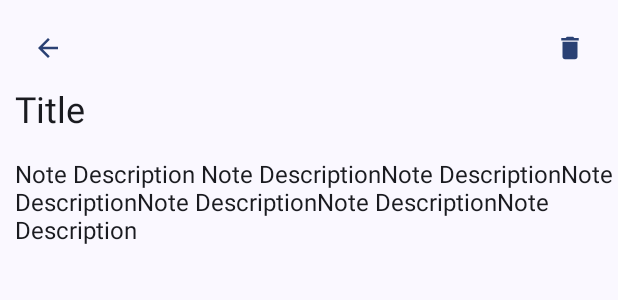
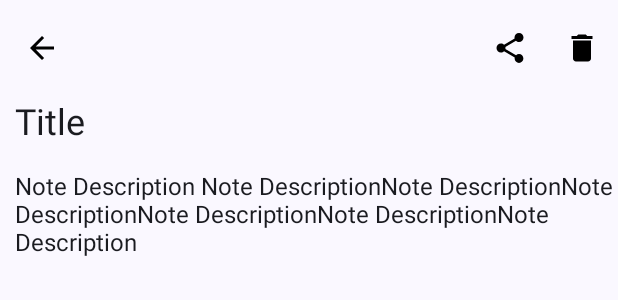
Before and after one commit to ayushs-2k4/Notes-App, an Android app: the layout activity_expanded_note.xml on its own in the app's theme, with its tools: preview values and no code run, on a phone screen of 412 x 824 dp. Shown: the top 300 px of the screen. Run offline under Robolectric (Android 15) with nearby library versions, the phone set to English and light mode, and no system bars.

Commit message:
Added TopBar in Expanded Note View, and Added Share functionality.

```diff
--- /dev/null
+++ b/app/src/main/res/drawable/baseline_share_24.xml
@@ -0,0 +1,5 @@
+<vector android:height="24dp" android:tint="#000000"
+    android:viewportHeight="24" android:viewportWidth="24"
+    android:width="24dp" xmlns:android="http://schemas.android.com/apk/res/android">
+    <path android:fillColor="@android:color/white" android:pathData="M18,16.08c-0.76,0 -1.44,0.3 -1.96,0.77L8.91,12.7c0.05,-0.23 0.09,-0.46 0.09,-0.7s-0.04,-0.47 -0.09,-0.7l7.05,-4.11c0.54,0.5 1.25,0.81 2.04,0.81 1.66,0 3,-1.34 3,-3s-1.34,-3 -3,-3 -3,1.34 -3,3c0,0.24 0.04,0.47 0.09,0.7L8.04,9.81C7.5,9.31 6.79,9 6,9c-1.66,0 -3,1.34 -3,3s1.34,3 3,3c0.79,0 1.5,-0.31 2.04,-0.81l7.12,4.16c-0.05,0.21 -0.08,0.43 -0.08,0.65 0,1.61 1.31,2.92 2.92,2.92 1.61,0 2.92,-1.31 2.92,-2.92s-1.31,-2.92 -2.92,-2.92z"/>
+</vector>
--- a/app/src/main/res/layout/activity_expanded_note.xml
+++ b/app/src/main/res/layout/activity_expanded_note.xml
@@ -6,40 +6,39 @@
     android:layout_height="match_parent"
     tools:context=".MainActivity">
 
-    <com.google.android.material.button.MaterialButton
-        android:id="@+id/backButton"
-        android:layout_width="wrap_content"
+    <com.google.android.material.appbar.AppBarLayout
+        android:id="@+id/topBar"
+        android:layout_width="match_parent"
         android:layout_height="wrap_content"
-        android:layout_marginStart="8dp"
-        android:layout_marginTop="8dp"
-        app:icon="@drawable/baseline_arrow_back_24"
-        style="?attr/materialIconButtonStyle"
+        app:layout_constraintEnd_toEndOf="parent"
+        app:layout_constraintHorizontal_bias="0.5"
         app:layout_constraintStart_toStartOf="parent"
-        app:layout_constraintTop_toTopOf="parent" />
+        app:layout_constraintTop_toTopOf="parent">
 
-    <com.google.android.material.button.MaterialButton
-        android:id="@+id/deleteButton"
-        style="?attr/materialIconButtonStyle"
-        android:layout_width="wrap_content"
-        android:layout_height="wrap_content"
-        android:layout_marginEnd="8dp"
-        android:layout_marginTop="8dp"
-        app:icon="@drawable/baseline_delete_24"
-        app:layout_constraintEnd_toEndOf="parent"
-        app:layout_constraintTop_toTopOf="parent" />
+        <com.google.android.material.appbar.MaterialToolbar
+            android:id="@+id/toolBar"
+            android:layout_width="match_parent"
+            android:layout_height="?attr/actionBarSize"
+            app:menu="@menu/top_app_bar"
+            app:navigationIcon="@drawable/baseline_arrow_back_24" />
+
+    </com.google.android.material.appbar.AppBarLayout>
 
     <androidx.core.widget.NestedScrollView
+        android:id="@+id/nestedScrollView"
         android:layout_width="match_parent"
         android:layout_height="0dp"
         app:layout_constraintBottom_toBottomOf="parent"
         app:layout_constraintEnd_toEndOf="parent"
+        app:layout_constraintHorizontal_bias="0.0"
         app:layout_constraintStart_toStartOf="parent"
-        app:layout_constraintTop_toBottomOf="@+id/backButton">
+        app:layout_constraintTop_toBottomOf="@+id/topBar"
+        app:layout_constraintVertical_bias="1.0">
 
 
         <LinearLayout
             android:layout_width="match_parent"
-            android:layout_height="wrap_content"
+            android:layout_height="0dp"
             android:orientation="vertical">
 
             <EditText
@@ -59,9 +58,10 @@
             <EditText
                 android:id="@+id/expandedNoteDescriptionID"
                 android:layout_width="match_parent"
-                android:layout_height="wrap_content"
+                android:layout_height="match_parent"
                 android:layout_marginTop="16dp"
                 android:background="@null"
+                android:gravity="start|top"
                 android:hint="Note"
                 android:paddingStart="10dp"
                 android:text="Note Description Note DescriptionNote DescriptionNote DescriptionNote DescriptionNote DescriptionNote Description"
@@ -70,7 +70,10 @@
                 app:layout_constraintHorizontal_bias="0.0"
                 app:layout_constraintStart_toStartOf="parent"
                 app:layout_constraintTop_toBottomOf="@+id/expandedNoteTitleID" />
+
         </LinearLayout>
+
+
     </androidx.core.widget.NestedScrollView>
 
 
--- /dev/null
+++ b/app/src/main/res/menu/top_app_bar.xml
@@ -0,0 +1,17 @@
+<?xml version="1.0" encoding="utf-8"?>
+<menu xmlns:android="http://schemas.android.com/apk/res/android"
+    xmlns:app="http://schemas.android.com/apk/res-auto">
+
+    <item
+        android:id="@+id/share"
+        android:icon="@drawable/baseline_share_24"
+        android:title="Share"
+        app:showAsAction="ifRoom" />
+
+    <item
+        android:id="@+id/delete"
+        android:icon="@drawable/baseline_delete_24"
+        android:title="Delete"
+        app:showAsAction="ifRoom" />
+
+</menu>
```
Also changed, not shown: app/src/main/java/com/ayushsinghal/notes/ExpandedNoteActivity.kt (+72 -8 lines).
